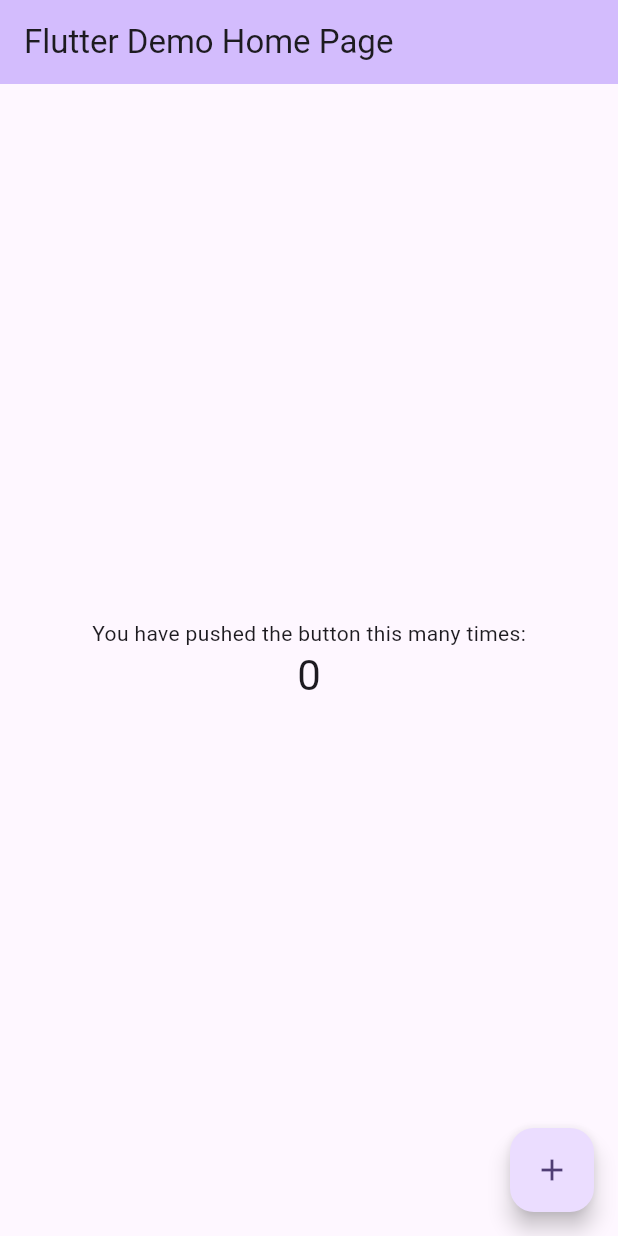
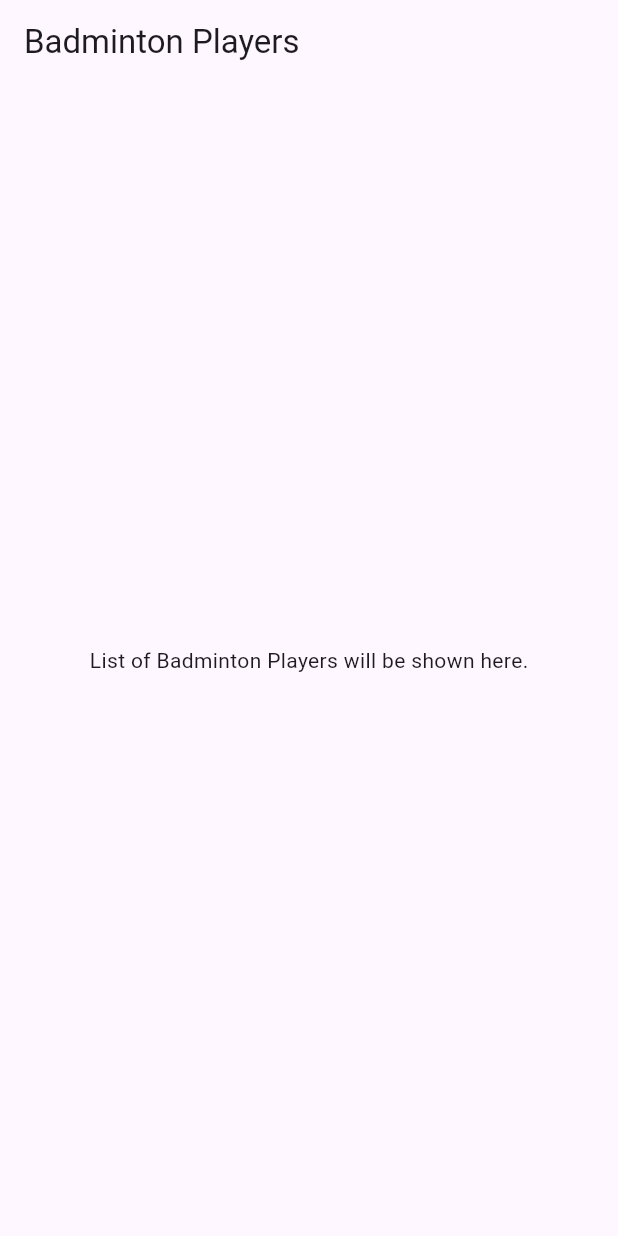
Before and after one commit to siddigamon/badminton_player_system, a Flutter app: the screen it shows after launch, on a phone screen of 412 x 824 dp. Run offline on Flutter 3.47's test engine with Material 3 defaults, Android fonts, the light colour scheme and no system bars.

Commit message:
feat: Implement Players screen for badminton player system

```diff
--- a/lib/main.dart
+++ b/lib/main.dart
@@ -1,122 +1,6 @@
 import 'package:flutter/material.dart';
+import 'package:badminton_player_system/players.dart';
 
 void main() {
-  runApp(const MyApp());
+  runApp(MaterialApp(home: const Players()));
 }
-
-class MyApp extends StatelessWidget {
-  const MyApp({super.key});
-
-  // This widget is the root of your application.
-  @override
-  Widget build(BuildContext context) {
-    return MaterialApp(
-      title: 'Flutter Demo',
-      theme: ThemeData(
-        // This is the theme of your application.
-        //
-        // TRY THIS: Try running your application with "flutter run". You'll see
-        // the application has a purple toolbar. Then, without quitting the app,
-        // try changing the seedColor in the colorScheme below to Colors.green
-        // and then invoke "hot reload" (save your changes or press the "hot
-        // reload" button in a Flutter-supported IDE, or press "r" if you used
-        // the command line to start the app).
-        //
-        // Notice that the counter didn't reset back to zero; the application
-        // state is not lost during the reload. To reset the state, use hot
-        // restart instead.
-        //
-        // This works for code too, not just values: Most code changes can be
-        // tested with just a hot reload.
-        colorScheme: ColorScheme.fromSeed(seedColor: Colors.deepPurple),
-      ),
-      home: const MyHomePage(title: 'Flutter Demo Home Page'),
-    );
-  }
-}
-
-class MyHomePage extends StatefulWidget {
-  const MyHomePage({super.key, required this.title});
-
-  // This widget is the home page of your application. It is stateful, meaning
-  // that it has a State object (defined below) that contains fields that affect
-  // how it looks.
-
-  // This class is the configuration for the state. It holds the values (in this
-  // case the title) provided by the parent (in this case the App widget) and
-  // used by the build method of the State. Fields in a Widget subclass are
-  // always marked "final".
-
-  final String title;
-
-  @override
-  State<MyHomePage> createState() => _MyHomePageState();
-}
-
-class _MyHomePageState extends State<MyHomePage> {
-  int _counter = 0;
-
-  void _incrementCounter() {
-    setState(() {
-      // This call to setState tells the Flutter framework that something has
-      // changed in this State, which causes it to rerun the build method below
-      // so that the display can reflect the updated values. If we changed
-      // _counter without calling setState(), then the build method would not be
-      // called again, and so nothing would appear to happen.
-      _counter++;
-    });
-  }
-
-  @override
-  Widget build(BuildContext context) {
-    // This method is rerun every time setState is called, for instance as done
-    // by the _incrementCounter method above.
-    //
-    // The Flutter framework has been optimized to make rerunning build methods
-    // fast, so that you can just rebuild anything that needs updating rather
-    // than having to individually change instances of widgets.
-    return Scaffold(
-      appBar: AppBar(
-        // TRY THIS: Try changing the color here to a specific color (to
-        // Colors.amber, perhaps?) and trigger a hot reload to see the AppBar
-        // change color while the other colors stay the same.
-        backgroundColor: Theme.of(context).colorScheme.inversePrimary,
-        // Here we take the value from the MyHomePage object that was created by
-        // the App.build method, and use it to set our appbar title.
-        title: Text(widget.title),
-      ),
-      body: Center(
-        // Center is a layout widget. It takes a single child and positions it
-        // in the middle of the parent.
-        child: Column(
-          // Column is also a layout widget. It takes a list of children and
-          // arranges them vertically. By default, it sizes itself to fit its
-          // children horizontally, and tries to be as tall as its parent.
-          //
-          // Column has various properties to control how it sizes itself and
-          // how it positions its children. Here we use mainAxisAlignment to
-          // center the children vertically; the main axis here is the vertical
-          // axis because Columns are vertical (the cross axis would be
-          // horizontal).
-          //
-          // TRY THIS: Invoke "debug painting" (choose the "Toggle Debug Paint"
-          // action in the IDE, or press "p" in the console), to see the
-          // wireframe for each widget.
-          mainAxisAlignment: MainAxisAlignment.center,
-          children: <Widget>[
-            const Text('You have pushed the button this many times:'),
-            Text(
-              '$_counter',
-              style: Theme.of(context).textTheme.headlineMedium,
-            ),
-          ],
-        ),
-      ),
-      floatingActionButton: FloatingActionButton(
-        onPressed: _incrementCounter,
-        tooltip: 'Increment',
-        child: const Icon(Icons.add),
-      ), // This trailing comma makes auto-formatting nicer for build methods.
-    );
-  }
-}
--- /dev/null
+++ b/lib/players.dart
@@ -0,0 +1,22 @@
+import 'package:flutter/material.dart';
+
+class Players extends StatefulWidget {
+  const Players({super.key});
+
+  @override
+  State<Players> createState() => _PlayersState();
+}
+
+class _PlayersState extends State<Players> {
+  @override
+  Widget build(BuildContext context) {
+    return Scaffold(
+      appBar: AppBar(
+        title: const Text('Badminton Players'),
+      ),
+      body: const Center(
+        child: Text('List of Badminton Players will be shown here.'),
+      ),
+    );
+  }
+}
```
